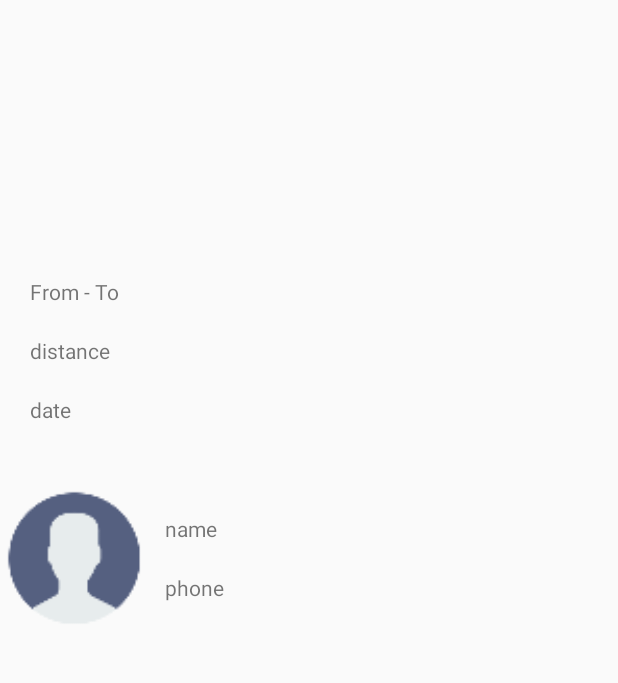
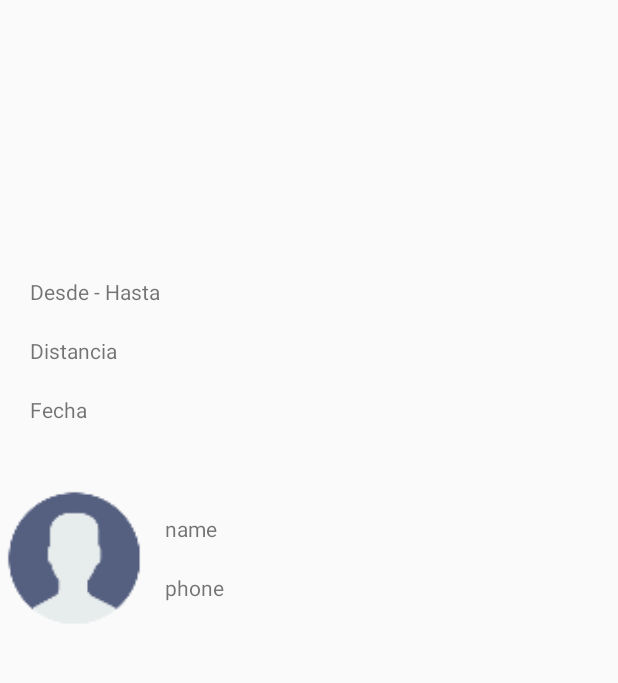
Before and after one commit to josechester/Taxi, an Android app: the HistorySingleActivity screen opened directly, with no data from a screen before it, on a phone screen of 412 x 824 dp, the part 137-820 px from its top. Run offline under Robolectric (Android 15) with nearby library versions, the phone set to English and light mode, and no system bars; our stand-ins replace Firebase (no records; nobody signed in at launch, a user with empty details on screens opened directly); libraries missing offline, so code that uses them is left out: com.directions.route, com.paypal.android; 4 statements that could not run were skipped.

Commit message:
traducir mensajes a usuario del loginx2

```diff
--- a/app/src/main/res/layout/activity_history_single.xml
+++ b/app/src/main/res/layout/activity_history_single.xml
@@ -27,19 +27,19 @@
             <TextView
                 android:layout_width="match_parent"
                 android:layout_height="wrap_content"
-                android:text="From - To"
+                android:text="Desde - Hasta"
                 android:layout_marginBottom="20sp"
                 android:id="@+id/rideLocation"/>
             <TextView
                 android:layout_width="match_parent"
                 android:layout_height="wrap_content"
-                android:text="distance"
+                android:text="Distancia"
                 android:layout_marginBottom="20sp"
                 android:id="@+id/rideDistance"/>
             <TextView
                 android:layout_width="match_parent"
                 android:layout_height="wrap_content"
-                android:text="date"
+                android:text="Fecha"
                 android:layout_marginBottom="20sp"
                 android:id="@+id/rideDate"/>
         </LinearLayout>
@@ -85,7 +85,7 @@
             android:layout_width="match_parent"
             android:layout_height="wrap_content"
             android:id="@+id/pay"
-            android:text="Pay Here"
+            android:text="Pagar aqui"
             android:visibility="gone"
             android:enabled="false"/>
     </LinearLayout>
--- a/app/src/main/res/layout/activity_main.xml
+++ b/app/src/main/res/layout/activity_main.xml
@@ -11,12 +11,12 @@
     <Button
         android:layout_width="match_parent"
         android:layout_height="wrap_content"
-        android:text="I'm a Driver"
+        android:text="Conductor"
         android:id="@+id/driver"/>
     <Button
         android:layout_width="match_parent"
         android:layout_height="wrap_content"
-        android:text="I'm a Customer"
+        android:text="Cliente"
         android:id="@+id/customer"/>
 
 </LinearLayout>
--- a/app/src/main/res/layout/item_history.xml
+++ b/app/src/main/res/layout/item_history.xml
@@ -9,11 +9,11 @@
         android:layout_height="wrap_content"
         android:id="@+id/time"
         android:textSize="12dp"
-        android:text="time"/>
+        android:text="Tiempo"/>
     <TextView
         android:layout_width="wrap_content"
         android:layout_height="wrap_content"
         android:id="@+id/rideId"
         android:textSize="12dp"
-        android:text="rideId"/>
+        android:text="Id del viaje"/>
 </LinearLayout>
```
